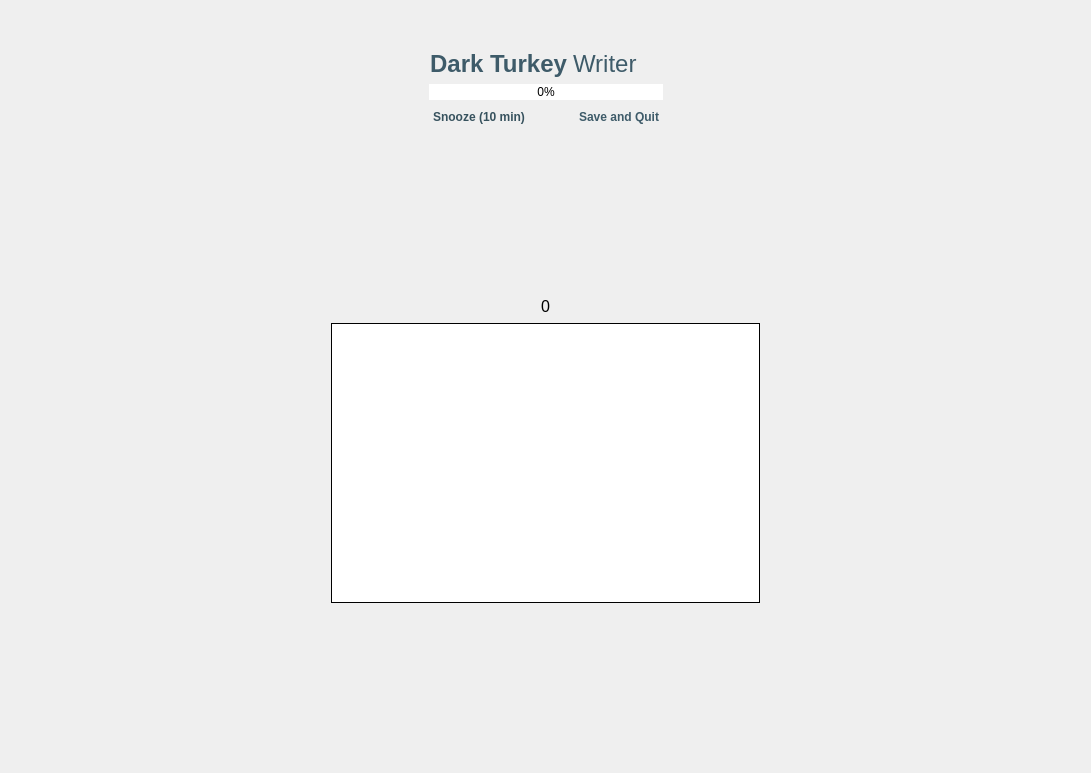
First picture: the form in Designer UI/writingWindow.ui, repository omarelshopky/DarkWriter, before the edit.
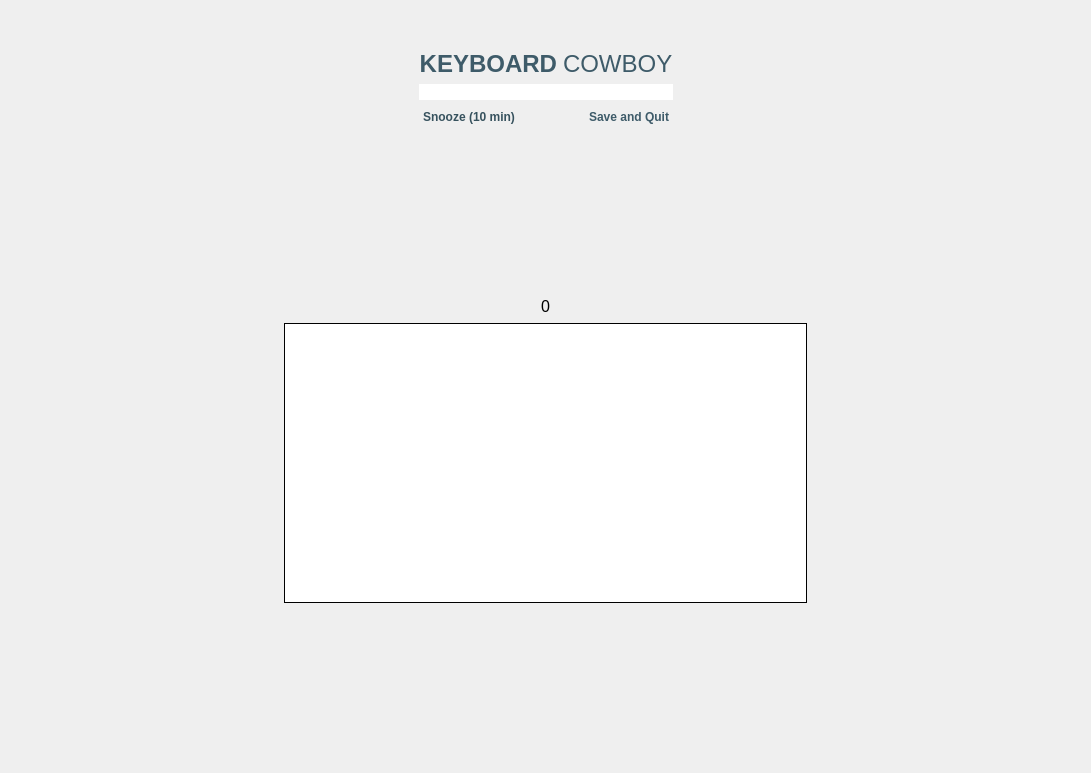
Second picture: the form after the edit. Icons and pictures are not drawn.

Diff of the .ui file:
```diff
--- a/Designer UI/writingWindow.ui
+++ b/Designer UI/writingWindow.ui
@@ -14,7 +14,7 @@
    <string>MainWindow</string>
   </property>
   <widget class="QWidget" name="centralwidget">
-   <layout class="QHBoxLayout" name="horizontalLayout" stretch="3,4,3">
+   <layout class="QHBoxLayout" name="horizontalLayout" stretch="10,19,10">
     <property name="topMargin">
      <number>50</number>
     </property>
@@ -34,7 +34,7 @@
     <item>
      <layout class="QVBoxLayout" name="middleLayoutV" stretch="0,4,0,7,4">
       <item>
-       <layout class="QHBoxLayout" name="topLayoutH">
+       <layout class="QHBoxLayout" name="topLayoutH" stretch="1,0,1">
         <item>
          <spacer name="topSpacerL">
           <property name="orientation">
@@ -100,7 +100,7 @@
                </font>
               </property>
               <property name="text">
-               <string>Dark Turkey</string>
+               <string>KEYBOARD</string>
               </property>
               <property name="textFormat">
                <enum>Qt::RichText</enum>
@@ -161,7 +161,7 @@
                </font>
               </property>
               <property name="text">
-               <string>Writer</string>
+               <string>COWBOY</string>
               </property>
              </widget>
             </item>
@@ -194,7 +194,7 @@
              <set>Qt::AlignCenter</set>
             </property>
             <property name="textVisible">
-             <bool>true</bool>
+             <bool>false</bool>
             </property>
             <property name="orientation">
              <enum>Qt::Horizontal</enum>
@@ -534,9 +534,155 @@
       </item>
       <item>
        <widget class="QTextEdit" name="textEdit">
+        <property name="palette">
+         <palette>
+          <active>
+           <colorrole role="Button">
+            <brush brushstyle="SolidPattern">
+             <color alpha="255">
+              <red>255</red>
+              <green>255</green>
+              <blue>255</blue>
+             </color>
+            </brush>
+           </colorrole>
+           <colorrole role="Text">
+            <brush brushstyle="SolidPattern">
+             <color alpha="255">
+              <red>72</red>
+              <green>106</green>
+              <blue>122</blue>
+             </color>
+            </brush>
+           </colorrole>
+           <colorrole role="Base">
+            <brush brushstyle="SolidPattern">
+             <color alpha="255">
+              <red>255</red>
+              <green>255</green>
+              <blue>255</blue>
+             </color>
+            </brush>
+           </colorrole>
+           <colorrole role="Window">
+            <brush brushstyle="SolidPattern">
+             <color alpha="255">
+              <red>255</red>
+              <green>255</green>
+              <blue>255</blue>
+             </color>
+            </brush>
+           </colorrole>
+           <colorrole role="PlaceholderText">
+            <brush brushstyle="SolidPattern">
+             <color alpha="128">
+              <red>255</red>
+              <green>3</green>
+              <blue>7</blue>
+             </color>
+            </brush>
+           </colorrole>
+          </active>
+          <inactive>
+           <colorrole role="Button">
+            <brush brushstyle="SolidPattern">
+             <color alpha="255">
+              <red>255</red>
+              <green>255</green>
+              <blue>255</blue>
+             </color>
+            </brush>
+           </colorrole>
+           <colorrole role="Text">
+            <brush brushstyle="SolidPattern">
+             <color alpha="255">
+              <red>72</red>
+              <green>106</green>
+              <blue>122</blue>
+             </color>
+            </brush>
+           </colorrole>
+           <colorrole role="Base">
+            <brush brushstyle="SolidPattern">
+             <color alpha="255">
+              <red>255</red>
+              <green>255</green>
+              <blue>255</blue>
+             </color>
+            </brush>
+           </colorrole>
+           <colorrole role="Window">
+            <brush brushstyle="SolidPattern">
+             <color alpha="255">
+              <red>255</red>
+              <green>255</green>
+              <blue>255</blue>
+             </color>
+            </brush>
+           </colorrole>
+           <colorrole role="PlaceholderText">
+            <brush brushstyle="SolidPattern">
+             <color alpha="128">
+              <red>255</red>
+              <green>3</green>
+              <blue>7</blue>
+             </color>
+            </brush>
+           </colorrole>
+          </inactive>
+          <disabled>
+           <colorrole role="Button">
+            <brush brushstyle="SolidPattern">
+             <color alpha="255">
+              <red>255</red>
+              <green>255</green>
+              <blue>255</blue>
+             </color>
+            </brush>
+           </colorrole>
+           <colorrole role="Text">
+            <brush brushstyle="SolidPattern">
+             <color alpha="255">
+              <red>120</red>
+              <green>120</green>
+              <blue>120</blue>
+             </color>
+            </brush>
+           </colorrole>
+           <colorrole role="Base">
+            <brush brushstyle="SolidPattern">
+             <color alpha="255">
+              <red>255</red>
+              <green>255</green>
+              <blue>255</blue>
+             </color>
+            </brush>
+           </colorrole>
+           <colorrole role="Window">
+            <brush brushstyle="SolidPattern">
+             <color alpha="255">
+              <red>255</red>
+              <green>255</green>
+              <blue>255</blue>
+             </color>
+            </brush>
+           </colorrole>
+           <colorrole role="PlaceholderText">
+            <brush brushstyle="SolidPattern">
+             <color alpha="128">
+              <red>0</red>
+              <green>0</green>
+              <blue>0</blue>
+             </color>
+            </brush>
+           </colorrole>
+          </disabled>
+         </palette>
+        </property>
         <property name="font">
          <font>
-          <pointsize>12</pointsize>
+          <family>Baskerville Old Face</family>
+          <pointsize>16</pointsize>
          </font>
         </property>
         <property name="styleSheet">
```
